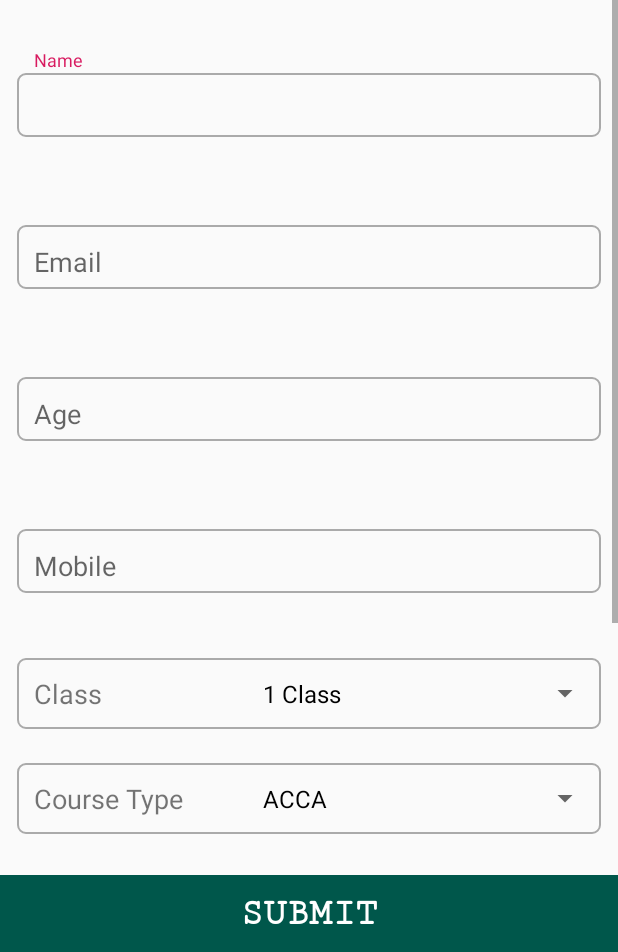
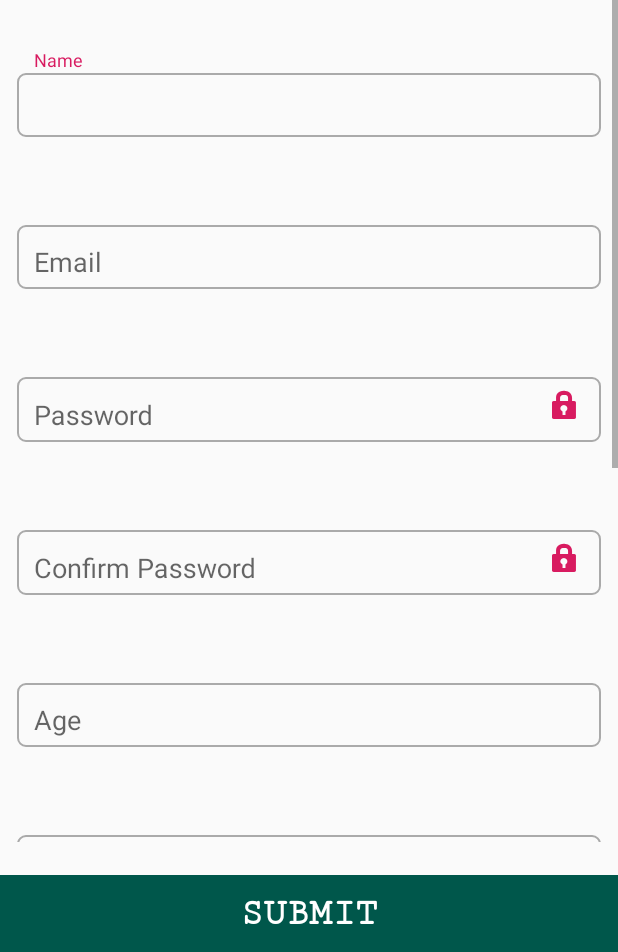
Before and after one commit to pankajagreya1995/SISF, an Android app: the Register screen opened directly, with no data from a screen before it, on a phone screen of 412 x 824 dp, the part 284-1236 px from its top. Run offline under Robolectric (Android 15) with nearby library versions, the phone set to English and light mode, and no system bars; our stand-ins replace ButterKnife; Roboto replaces fonts that are not available here.

Commit message:
add pwd edittest

```diff
--- a/app/src/main/res/layout/activity_register.xml
+++ b/app/src/main/res/layout/activity_register.xml
@@ -69,6 +69,54 @@
                         android:background="@drawable/desc_field_selector"
                         android:hint="Email"
                         android:inputType="textPersonName"
+                        android:padding="11dp" />
+
+                </android.support.design.widget.TextInputLayout>
+
+                <android.support.design.widget.TextInputLayout
+                    android:id="@+id/txt_passwordl"
+                    android:layout_width="match_parent"
+                    android:layout_height="wrap_content"
+                    android:layout_margin="11dp"
+                    app:errorEnabled="true"
+                    app:passwordToggleContentDescription="show"
+                    app:passwordToggleDrawable="@android:drawable/ic_lock_idle_lock"
+                    app:passwordToggleEnabled="true"
+                    app:passwordToggleTint="@color/colorAccent">
+
+                    <android.support.design.widget.TextInputEditText
+                        android:id="@+id/txt_password"
+                        android:layout_width="match_parent"
+                        android:layout_height="wrap_content"
+                        android:layout_gravity="bottom"
+                        android:background="@drawable/desc_field_selector"
+                        android:gravity="bottom"
+                        android:hint="Password"
+                        android:inputType="textPassword"
+                        android:padding="11dp" />
+
+                </android.support.design.widget.TextInputLayout>
+
+                <android.support.design.widget.TextInputLayout
+                    android:layout_width="match_parent"
+                    android:layout_height="wrap_content"
+                    app:errorEnabled="true"
+                    app:passwordToggleContentDescription="show"
+                    app:passwordToggleDrawable="@android:drawable/ic_lock_idle_lock"
+                    app:passwordToggleEnabled="true"
+                    app:passwordToggleTint="@color/colorAccent"
+                    android:id="@+id/txt_passwordcl"
+                    android:layout_margin="11dp">
+
+                    <android.support.design.widget.TextInputEditText
+                        android:layout_width="match_parent"
+                        android:layout_height="wrap_content"
+                        android:id="@+id/txt_passwordc"
+                        android:layout_gravity="bottom"
+                        android:gravity="bottom"
+                        android:background="@drawable/desc_field_selector"
+                        android:hint="Confirm Password"
+                        android:inputType="textPassword"
                         android:padding="11dp" />
 
                 </android.support.design.widget.TextInputLayout>
```
